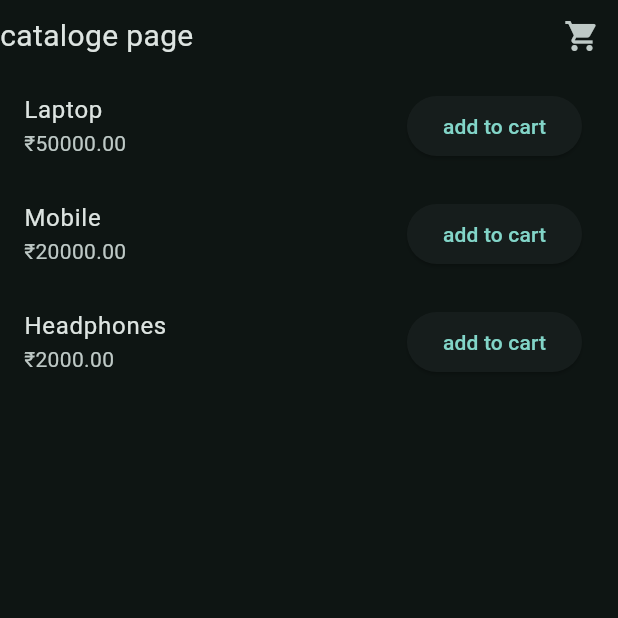
After one commit to poorna-nag/todo-app, a Flutter app: the CatalogPage screen opened directly, on a phone screen of 412 x 824 dp, the top half of it. The commit adds this screen. Run offline on Flutter 3.47's test engine with Material 3 defaults, Android fonts, the phone set to English and light mode, and no system bars.

Commit message:
first commit

```diff
--- /dev/null
+++ b/devtools_options.yaml
@@ -0,0 +1,3 @@
+description: This file stores settings for Dart & Flutter DevTools.
+documentation: https://docs.flutter.dev/tools/devtools/extensions#configure-extension-enablement-states
+extensions:
--- a/lib/Views/bottomnav_appbar.dart
+++ b/lib/Views/bottomnav_appbar.dart
@@ -18,6 +18,7 @@ class _BottomnavAppbarState extends State<BottomnavAppbar> {
           destinations: [
             NavigationDestination(icon: Icon(Icons.home), label: "HOME"),
             NavigationDestination(icon: Icon(Icons.person), label: "Person"),
+            NavigationDestination(icon: Icon(Icons.abc), label: "cart")
           ],
           onDestinationSelected: (int value) {
             selectedPageNotifire.value = value;
--- /dev/null
+++ b/lib/Views/cart_page.dart
@@ -0,0 +1,29 @@
+import 'package:flutter/material.dart';
+import 'package:flutter_application_2/Views/catalog_page.dart';
+import 'package:provider/provider.dart';
+import 'package:flutter_application_2/data/cart.dart';
+
+class CartPage extends StatefulWidget {
+  const CartPage({super.key});
+
+  @override
+  State<CartPage> createState() => _CartPageState();
+}
+
+class _CartPageState extends State<CartPage> {
+  @override
+  Widget build(BuildContext context) {
+    final cart = Provider.of<Cart>(context);
+    return Scaffold(
+      body: cart.items.isEmpty
+          ? Center(child: Text(' Cart is emthy'))
+          : ListView.builder(
+              itemCount: cart.items.length,
+              itemBuilder: (context, index) {
+                final item = cart.items[index];
+                return ListTile(title: Text(item.name));
+              },
+            ),
+    );
+  }
+}
--- /dev/null
+++ b/lib/Views/catalog_page.dart
@@ -0,0 +1,80 @@
+import 'package:flutter/material.dart';
+import 'package:flutter_application_2/Views/cart_page.dart';
+import 'package:flutter_application_2/data/item.dart';
+import 'package:provider/provider.dart';
+
+class CatalogPage extends StatefulWidget {
+  const CatalogPage({super.key});
+
+  @override
+  State<CatalogPage> createState() => _CatalogPageState();
+}
+
+final List<Item> catalogItems = [
+  Item(id: '1', name: 'Laptop', price: 50000),
+  Item(id: '2', name: 'Mobile', price: 20000),
+  Item(id: '3', name: 'Headphones', price: 2000),
+];
+
+class _CatalogPageState extends State<CatalogPage> {
+  @override
+  Widget build(BuildContext context) {
+    final cart = Provider.of<Cart>(context);
+    return Scaffold(
+      body: Column(
+        children: [
+          Row(
+            mainAxisAlignment: MainAxisAlignment.spaceBetween,
+            children: [
+              Text('cataloge page', style: TextStyle(fontSize: 20)),
+              IconButton(
+                onPressed: () {
+                  Navigator.push(
+                    context,
+                    MaterialPageRoute(builder: (context) => CartPage()),
+                  );
+                },
+                icon: Icon(Icons.shopping_cart),
+              ),
+            ],
+          ),
+          Expanded(
+            child: ListView.builder(
+              itemCount: catalogItems.length,
+              itemBuilder: (context, index) {
+                final item = catalogItems[index];
+                return ListTile(
+                  title: Text(item.name),
+                  subtitle: Text('₹${item.price.toStringAsFixed(2)}'),
+                  trailing: ElevatedButton.icon(
+                    onPressed: () {
+                      cart.add(item);
+                      //  print("$item");
+                    },
+                    label: Text('add to cart'),
+                  ),
+                );
+              },
+            ),
+          ),
+        ],
+      ),
+    );
+  }
+}
+
+class Cart extends ChangeNotifier {
+  final List<Item> _items = [];
+
+  List<Item> get items => _items;
+
+  void add(Item item) {
+    _items.add(item);
+    notifyListeners();
+  }
+
+  void remove(Item item) {
+    _items.remove(item);
+    notifyListeners();
+  }
+}
--- /dev/null
+++ b/lib/Views/item.dart
@@ -0,0 +1 @@
+// TODO Implement this library.
--- /dev/null
+++ b/lib/data/cart.dart
@@ -0,0 +1,38 @@
+import 'package:flutter/material.dart';
+import 'package:flutter_application_2/Views/catalog_page.dart';
+import 'package:provider/provider.dart';
+
+class CartPage extends StatefulWidget {
+  const CartPage({super.key});
+
+  @override
+  State<CartPage> createState() => _CartPageState();
+}
+
+class _CartPageState extends State<CartPage> {
+  @override
+  Widget build(BuildContext context) {
+     final cart = Provider.of<Cart>(context);
+    return Scaffold(
+      appBar: AppBar(
+        title: Text('Your Cart'),
+      ),
+      body: cart.items.isEmpty
+          ? Center(child: Text('Cart is empty'))
+          : ListView.builder(
+              itemCount: cart.items.length,
+              itemBuilder: (context, index) {
+                final item = cart.items[index];
+                return ListTile(
+                  title: Text(item.name),
+                  subtitle: Text('₹${item.price}'),
+                  trailing: IconButton(
+                    icon: Icon(Icons.delete),
+                    onPressed: () => cart.remove(item),
+                  ),
+                );
+              },
+            ),
+    );
+  }
+}
--- /dev/null
+++ b/lib/data/item.dart
@@ -0,0 +1,7 @@
+class Item {
+  final String id;
+  final String name;
+  final double price;
+
+  Item({required this.id, required this.name, required this.price});
+}
--- a/pubspec.yaml
+++ b/pubspec.yaml
@@ -9,6 +9,9 @@ environment:
 dependencies:
   flutter:
     sdk: flutter
+  http: ^1.4.0
+  lottie: ^3.3.1
+  provider: ^6.1.5
 
 dev_dependencies:
   flutter_test:
@@ -17,3 +20,5 @@ dev_dependencies:
 
 flutter:
   uses-material-design: true
+  assets:
+    - assets/images/
```
Also changed, not shown: lib/Views/home_page.dart (+88 -10 lines), lib/Views/person_page.dart (+46 -1 lines), lib/Views/setting_page.dart (added, +105 -0 lines), lib/Views/wellcome_page.dart (added, +40 -0 lines), lib/Views/widget_tree.dart (renamed from lib/Views/widgettree.dart, +17 -1 lines), lib/main.dart (+9 -3 lines), lib/widgets/hero_widget.dart (added, +18 -0 lines), assets/images/lottie.png (added), pubspec.lock, 1 other file.
